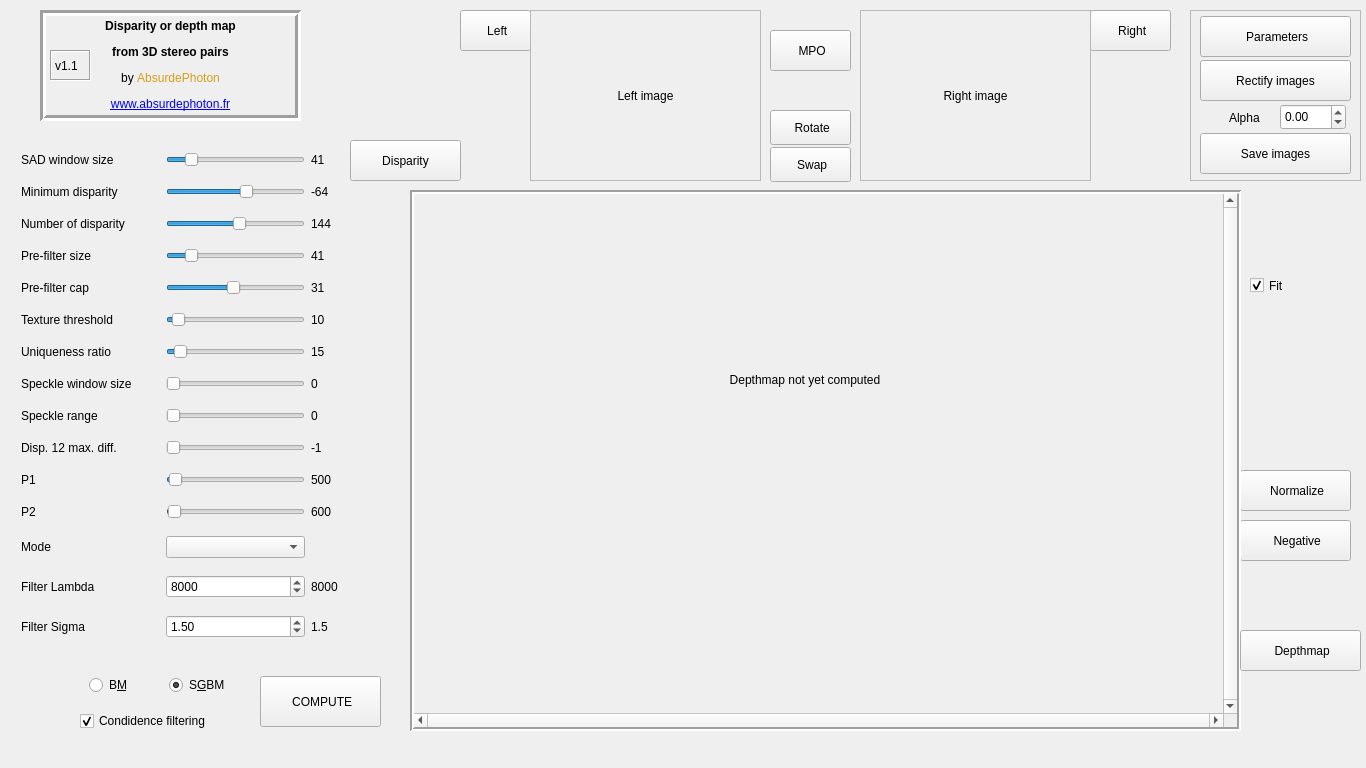
First picture: the form in mainwindow.ui, repository AbsurdePhoton/disparity-filtering-mpo, before the edit.
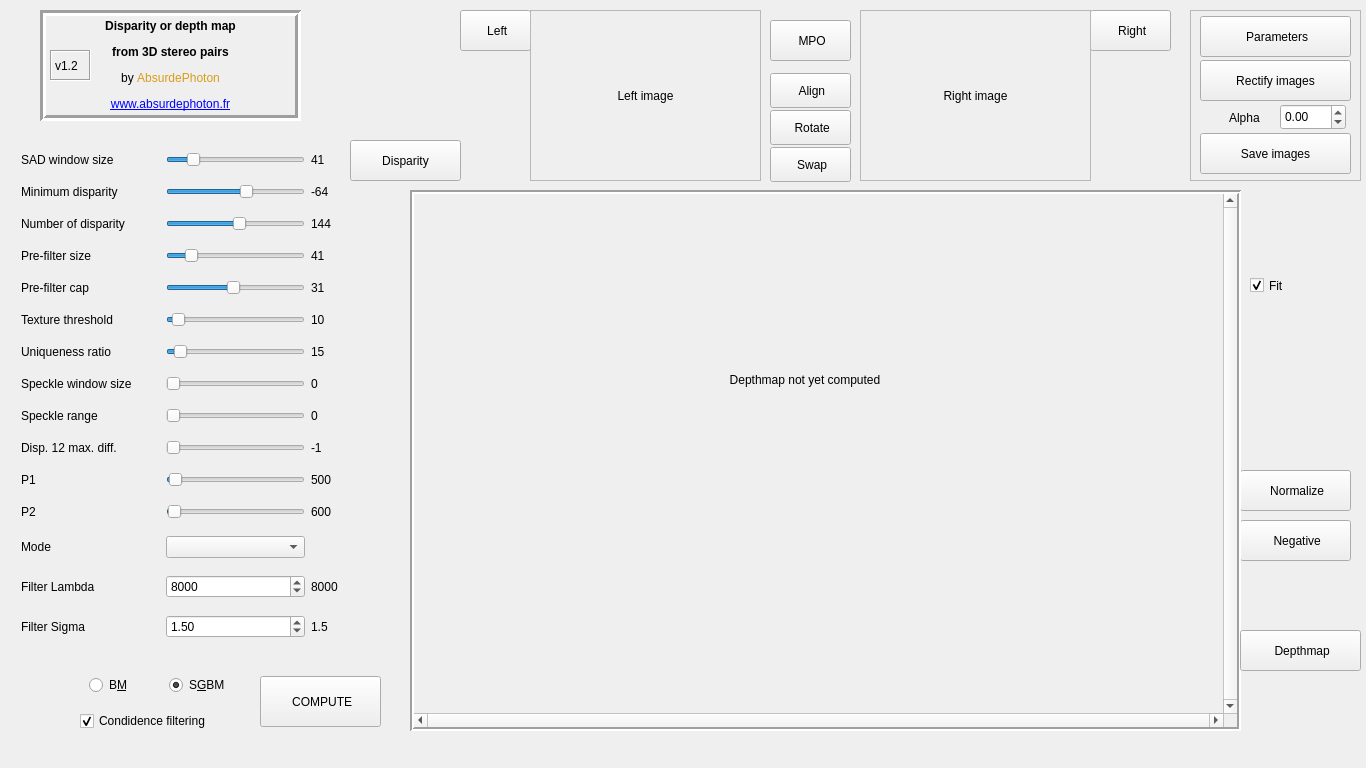
Second picture: the form after the edit. Icons and pictures are not drawn.

```diff
--- a/mainwindow.ui
+++ b/mainwindow.ui
@@ -119,7 +119,7 @@
         <string>Matched block size. It must be an odd number &gt;=1 . Normally, it should be somewhere in the 3..11 range.</string>
        </property>
        <property name="minimum">
-        <number>5</number>
+        <number>1</number>
        </property>
        <property name="maximum">
         <number>255</number>
@@ -847,7 +847,7 @@
     <property name="geometry">
      <rect>
       <x>770</x>
-      <y>30</y>
+      <y>20</y>
       <width>81</width>
       <height>41</height>
      </rect>
@@ -1327,7 +1327,33 @@
      <enum>QFrame::Sunken</enum>
     </property>
     <property name="text">
-     <string>v1.1</string>
+     <string>v1.2</string>
+    </property>
+   </widget>
+   <widget class="QPushButton" name="Adjust">
+    <property name="geometry">
+     <rect>
+      <x>770</x>
+      <y>73</y>
+      <width>81</width>
+      <height>35</height>
+     </rect>
+    </property>
+    <property name="toolTip">
+     <string>&lt;html&gt;&lt;head/&gt;&lt;body&gt;&lt;p&gt;Manually adjust the right image alignmet against the left image.&lt;/p&gt;&lt;p&gt;&lt;br/&gt;&lt;/p&gt;&lt;p&gt;Won't work until left and right images are populated.&lt;/p&gt;&lt;/body&gt;&lt;/html&gt;</string>
+    </property>
+    <property name="text">
+     <string> Align</string>
+    </property>
+    <property name="icon">
+     <iconset resource="resources.qrc">
+      <normaloff>:/icons/adjust.png</normaloff>:/icons/adjust.png</iconset>
+    </property>
+    <property name="iconSize">
+     <size>
+      <width>20</width>
+      <height>20</height>
+     </size>
     </property>
    </widget>
    <zorder>frame</zorder>
```
Left out of the diff: 13 changed lines with no effect on the pictures.
